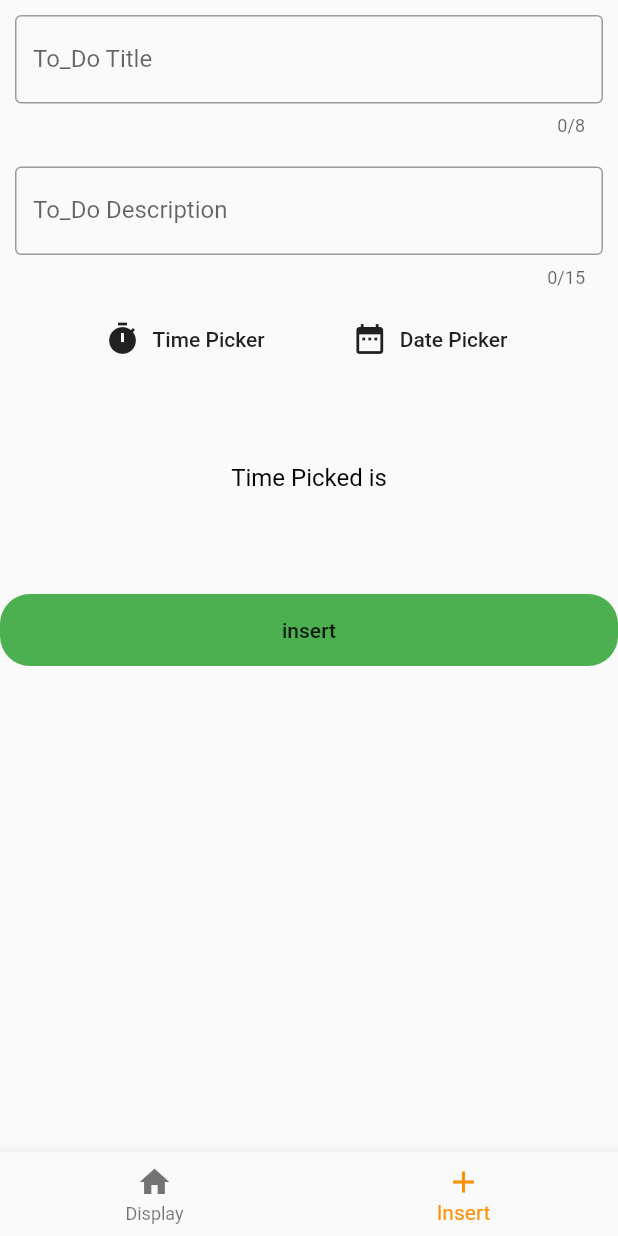
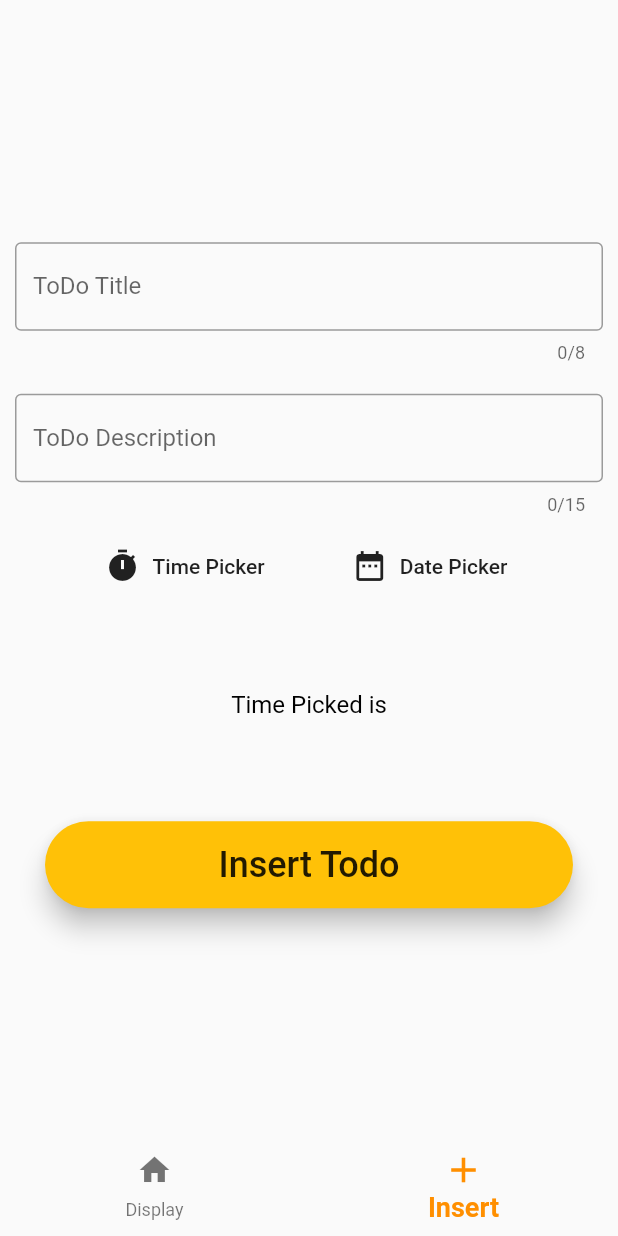
Before and after one commit to tahaTWM/ToDoApp_FullApp, a Flutter app: the screen it shows after launch, item 2 of the bottom bar chosen, on a phone screen of 412 x 824 dp. Run offline on Flutter 3.47's test engine with Material 2 defaults, Android fonts, the phone set to English and light mode, and no system bars; our stand-ins replace date_format, flutter_local_notifications, fluttertoast, sqflite; accounts and stored records are empty.

Commit message:
Wed 09/15/2021, 13:28:43.15

```diff
--- a/lib/dbhelper.dart
+++ b/lib/dbhelper.dart
@@ -30,20 +30,22 @@ class DatabaseHelper {
     return await openDatabase(path, version: dbVersion, onCreate: onCreate);
   }
 
-  Future onCreate(Database db, int version) {
+  onCreate(Database db, int version) {
     db.execute('''
       CREATE TABLE $tableName (
-      $colId INTEGER PRIMARY KEY,
+      $colId INTEGER PRIMARY KEY AUTOINCREMENT,
       $colTitle TEXT,
       $colDesc TEXT,
       $colTime TEXT)
     ''');
   }
 
-  void insert(ToDoList toDoList) async {
+  insert(ToDoList toDoList) async {
+    print(toDoList.title + "  " + toDoList.desc + "    " + toDoList.time);
     Database db = await instacne.get_database;
     var result = await db.insert(tableName, toDoList.toMap());
     print("Insert Result : $result");
+    return result;
   }
 
   Future<List<Map<String, dynamic>>> queryAll() async {
--- a/lib/insert.dart
+++ b/lib/insert.dart
@@ -1,4 +1,4 @@
-import 'package:dbsqflite2/display.dart';
+// ignore_for_file: deprecated_member_use
 import 'package:dbsqflite2/main.dart';
 import 'package:dbsqflite2/models/todo_list.dart';
 import 'package:flutter/material.dart';
@@ -20,10 +20,9 @@ class _InsertState extends State<Insert> {
   DatabaseHelper _databaseHelper;
   @override
   Widget build(BuildContext context) {
-    return Scaffold(
-      body: SingleChildScrollView(
-        child: Container(
-          child: Column(
+    return SafeArea(
+      child: Scaffold(
+        body: Column(
           mainAxisAlignment: MainAxisAlignment.center,
           children: [
             Padding(
@@ -33,7 +32,7 @@ class _InsertState extends State<Insert> {
                 controller: titleController,
                 decoration: InputDecoration(
                   border: OutlineInputBorder(),
-                    labelText: 'To_Do Title',
+                  labelText: 'ToDo Title',
                 ),
                 onSubmitted: (value) => insertToDo(),
               ),
@@ -45,7 +44,7 @@ class _InsertState extends State<Insert> {
                 controller: descController,
                 decoration: InputDecoration(
                   border: OutlineInputBorder(),
-                    labelText: 'To_Do Description',
+                  labelText: 'ToDo Description',
                 ),
                 onSubmitted: (value) => insertToDo(),
               ),
@@ -112,21 +111,24 @@ class _InsertState extends State<Insert> {
                 style: TextStyle(fontSize: 16, color: Colors.black),
               ),
             ),
-              Container(
-                width: double.infinity,
-                decoration: BoxDecoration(
-                  borderRadius: BorderRadius.circular(20),
-                  color: Colors.green,
-                ),
-                child: FlatButton(
-                  onPressed: () {
-                    insertToDo();
-                  },
-                  child: Text('insert'),
+            SizedBox(
+              width: MediaQuery.of(context).size.width - 60,
+              child: RaisedButton(
+                color: Colors.amber,
+                onPressed: () => insertToDo(),
+                child: Text(
+                  "Insert Todo",
+                  style: TextStyle(
+                    fontSize: 24,
                   ),
                 ),
+                padding: EdgeInsets.symmetric(vertical: 15),
+                elevation: 7,
+                shape: RoundedRectangleBorder(
+                    borderRadius: BorderRadius.circular(30)),
+              ),
+            )
           ],
-          ),
         ),
       ),
     );
@@ -187,14 +189,15 @@ class _InsertState extends State<Insert> {
     // print(_timepic.toString() + '' + _datepick.toString());
   }
 
-  void insertToDo() async {
+  insertToDo() async {
+    final _todo = ToDoList(
+      title: titleController.text.toString(),
+      desc: descController.text.toString(),
+      time: time(),
+      id: 12,
+    );
     if (titleController.value.text.length != 0 &&
         descController.value.text.length != 0) {
-      var _todo = ToDoList(
-        title: titleController.text.toString(),
-        desc: titleController.text.toString(),
-        time: time(),
-      );
       // int id = await DatabaseHelper.instacne.insert(
       //   {
       //     DatabaseHelper.colTitle: titleController.text.toString(),
@@ -202,8 +205,15 @@ class _InsertState extends State<Insert> {
       //     DatabaseHelper.colTime: time()
       //   }, // {"title" : "title", "desc": "description", "time": "time"}
       // );
-      _databaseHelper.insert(_todo);
-      if (_todo != null) {
+      var res = await DatabaseHelper.instacne.insert(
+        ToDoList(
+          title: titleController.text.toString(),
+          desc: descController.text.toString(),
+          time: time(),
+        ),
+      );
+
+      if (res != null) {
         Fluttertoast.showToast(
           msg: "ADD Done :)",
           backgroundColor: Colors.green,
@@ -218,10 +228,10 @@ class _InsertState extends State<Insert> {
       //   builder: (context) => MyApp(),
       // ));
 
-      loadAlarms();
-      scheduleAlarm(
-          scheduledNotificationDateTime: DateTime.parse(time()),
-          toDoList: _todo);
+      // loadAlarms();
+      // scheduleAlarm(
+      //     scheduledNotificationDateTime: DateTime.parse(time()),
+      //     toDoList: _todo);
     } else {
       Fluttertoast.showToast(
           msg: "Inputs \'s Empty", backgroundColor: Colors.red);
--- a/lib/main.dart
+++ b/lib/main.dart
@@ -1,6 +1,7 @@
 import 'package:dbsqflite2/display.dart';
 import 'package:dbsqflite2/insert.dart';
 import 'package:flutter/material.dart';
+import 'package:flutter/widgets.dart';
 import 'package:flutter_local_notifications/flutter_local_notifications.dart';
 
 import 'dbhelper.dart';
@@ -13,15 +14,20 @@ Future<void> main() async {
 
   var initializationSettingsAndroid =
       AndroidInitializationSettings('codex_logo');
-  var initializationSettings = InitializationSettings(
-      android: initializationSettingsAndroid);
+  var initializationSettings =
+      InitializationSettings(android: initializationSettingsAndroid);
   await flutterLocalNotificationsPlugin.initialize(initializationSettings,
       onSelectNotification: (String payload) async {
     if (payload != null) {
       debugPrint('notification payload: ' + payload);
     }
   });
-  runApp(MaterialApp(home: MyApp(), debugShowCheckedModeBanner: false));
+  runApp(
+    MaterialApp(
+      home: MyApp(),
+      debugShowCheckedModeBanner: false,
+    ),
+  );
 }
 
 class MyApp extends StatefulWidget {
@@ -31,6 +37,44 @@ class MyApp extends StatefulWidget {
 
 class MyAppState extends State<MyApp> {
   List<Map<String, dynamic>> _queryRows;
+
+  int _selectedIndex = 0;
+  List<Widget> _widgetOptions = <Widget>[
+    Display(),
+    Insert(),
+  ];
+
+  @override
+  Widget build(BuildContext context) {
+    return Scaffold(
+      body: Center(
+        child: _widgetOptions.elementAt(_selectedIndex),
+      ),
+      bottomNavigationBar: BottomNavigationBar(
+        elevation: 0,
+        selectedFontSize: 18,
+        selectedIconTheme: IconThemeData(size: 28),
+        selectedLabelStyle: TextStyle(fontWeight: FontWeight.bold),
+        backgroundColor: Colors.transparent,
+        items: const <BottomNavigationBarItem>[
+          BottomNavigationBarItem(
+            icon: Icon(Icons.home),
+            // ignore: deprecated_member_use
+            title: Text('Display'),
+          ),
+          BottomNavigationBarItem(
+            icon: Icon(Icons.add),
+            // ignore: deprecated_member_use
+            title: Text('Insert'),
+          ),
+        ],
+        currentIndex: _selectedIndex,
+        selectedItemColor: Colors.amber[800],
+        onTap: _onItemTapped,
+      ),
+    );
+  }
+
   void preper() async {
     List<Map<String, dynamic>> queryRows =
         await DatabaseHelper.instacne.queryAll();
@@ -50,34 +94,4 @@ class MyAppState extends State<MyApp> {
       _selectedIndex = 0;
     });
   }
-
-  int _selectedIndex = 0;
-  List<Widget> _widgetOptions = <Widget>[
-    Display(),
-    Insert(),
-  ];
-
-  @override
-  Widget build(BuildContext context) {
-    return Scaffold(
-      body: Center(
-        child: _widgetOptions.elementAt(_selectedIndex),
-      ),
-      bottomNavigationBar: BottomNavigationBar(
-        items: const <BottomNavigationBarItem>[
-          BottomNavigationBarItem(
-            icon: Icon(Icons.home),
-            title: Text('Display'),
-          ),
-          BottomNavigationBarItem(
-            icon: Icon(Icons.add),
-            title: Text('Insert'),
-          ),
-        ],
-        currentIndex: _selectedIndex,
-        selectedItemColor: Colors.amber[800],
-        onTap: _onItemTapped,
-      ),
-    );
-  }
 }
```
Also changed, not shown: lib/display.dart (+15 -9 lines), Screenshot_1.png (deleted), Screenshot_2.png (deleted), Screenshot_3.png (deleted), Screenshot_4.png (deleted), Screenshot_5.png (deleted), Screenshot_6.png (deleted). Lines whose indentation alone changed are shown as unchanged.
